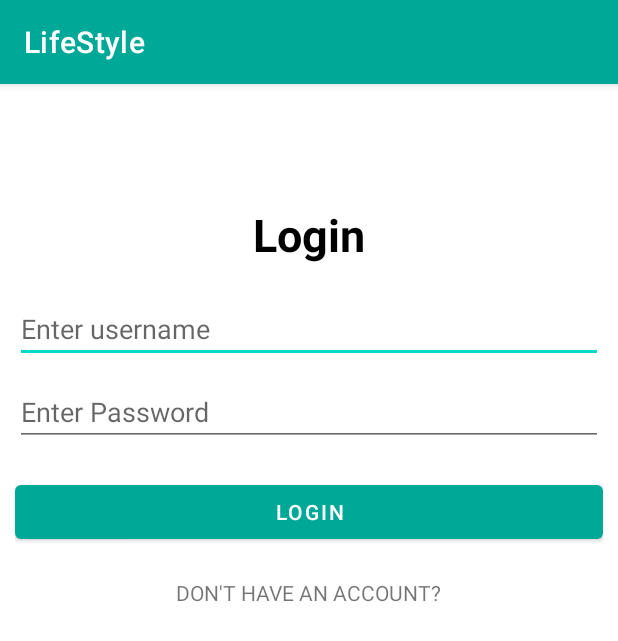
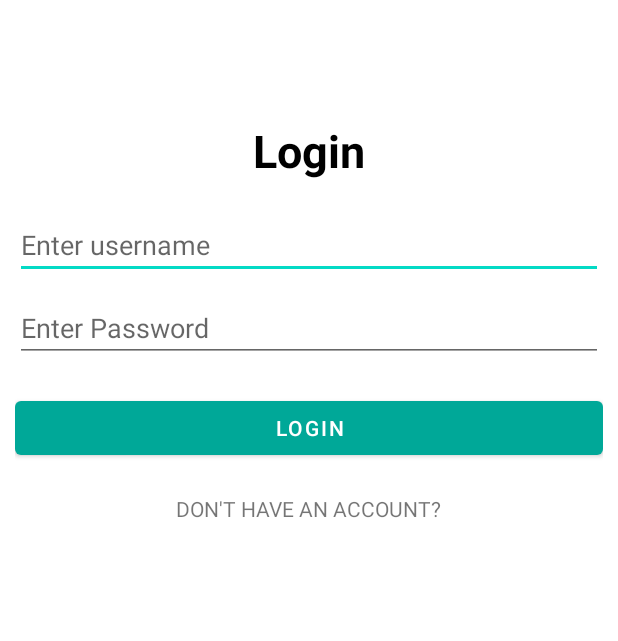
Before and after one commit to martinsufiofb/LifeSty, an Android app: the screen it shows after launch (LoginActivity), on a phone screen of 412 x 824 dp. Shown: the top 641 px of the screen. Run offline under Robolectric (Android 15) with nearby library versions, the phone set to English and light mode, and no system bars; libraries missing offline, so code that uses them is left out: com.parse; 2 statements that could not run were skipped.

Commit message:
Removed the action bar

```diff
--- a/app/src/main/res/values/themes.xml
+++ b/app/src/main/res/values/themes.xml
@@ -1,6 +1,6 @@
 <resources xmlns:tools="http://schemas.android.com/tools">
     <!-- Base application theme. -->
-    <style name="Theme.LifeStyle" parent="Theme.MaterialComponents.DayNight.DarkActionBar">
+    <style name="Theme.LifeStyle" parent="Theme.MaterialComponents.DayNight.NoActionBar">
         <!-- Primary brand color. -->
         <item name="colorPrimary">@color/purple_500</item>
         <item name="colorPrimaryVariant">@color/purple_700</item>
```
